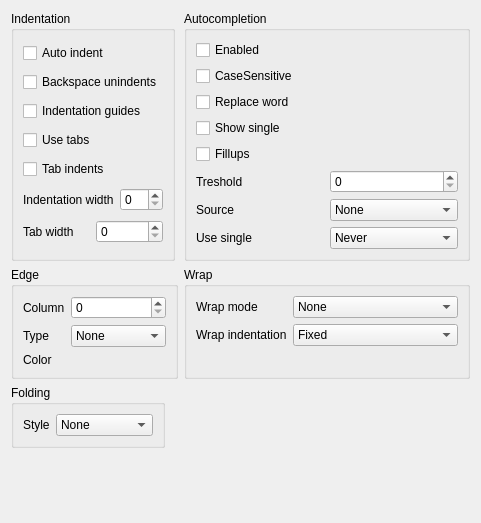
First picture: the form in src/Unit_TextEditor/EditorSettings.ui, repository TeamKami/KamiCmd, before the edit.
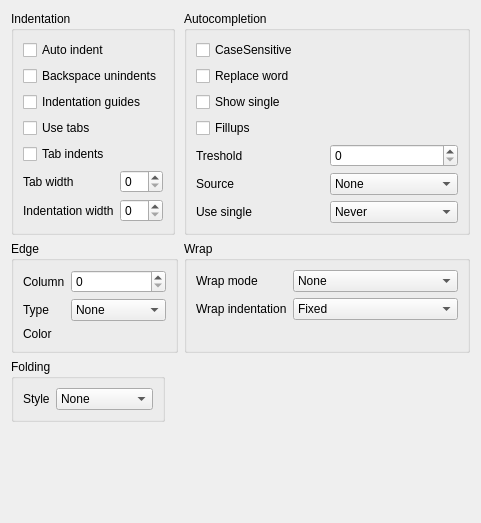
Second picture: the form after the edit.

Commit message: Display current editor settings

```diff
--- a/src/Unit_TextEditor/EditorSettings.ui
+++ b/src/Unit_TextEditor/EditorSettings.ui
@@ -27,41 +27,34 @@
      </property>
      <layout class="QGridLayout" name="gridLayout_2">
       <item row="0" column="0">
-       <widget class="QCheckBox" name="autocompletionEnabled">
-        <property name="text">
-         <string>Enabled</string>
-        </property>
-       </widget>
-      </item>
-      <item row="1" column="0">
        <widget class="QCheckBox" name="autocompletionCaseSensitive">
         <property name="text">
          <string>CaseSensitive</string>
         </property>
        </widget>
       </item>
-      <item row="2" column="0">
+      <item row="1" column="0">
        <widget class="QCheckBox" name="autocompletionReplaceWord">
         <property name="text">
          <string>Replace word</string>
         </property>
        </widget>
       </item>
-      <item row="3" column="0">
+      <item row="2" column="0">
        <widget class="QCheckBox" name="autocompletionShowSingle">
         <property name="text">
          <string>Show single</string>
         </property>
        </widget>
       </item>
-      <item row="4" column="0">
+      <item row="3" column="0">
        <widget class="QCheckBox" name="autocompletionFillups">
         <property name="text">
          <string>Fillups</string>
         </property>
        </widget>
       </item>
-      <item row="5" column="0">
+      <item row="4" column="0">
        <layout class="QHBoxLayout" name="horizontalLayout">
         <property name="sizeConstraint">
          <enum>QLayout::SetDefaultConstraint</enum>
@@ -78,7 +71,7 @@
         </item>
        </layout>
       </item>
-      <item row="6" column="0">
+      <item row="5" column="0">
        <layout class="QHBoxLayout" name="horizontalLayout_2">
         <item>
          <widget class="QLabel" name="label_5">
@@ -113,7 +106,7 @@
         </item>
        </layout>
       </item>
-      <item row="7" column="0">
+      <item row="6" column="0">
        <layout class="QHBoxLayout" name="horizontalLayout_3">
         <item>
          <widget class="QLabel" name="label_6">
@@ -194,30 +187,26 @@
        </widget>
       </item>
       <item>
-       <layout class="QHBoxLayout" name="horizontalLayout_4">
-        <item>
-         <widget class="QLabel" name="label_7">
-          <property name="text">
-           <string>Indentation width</string>
-          </property>
-         </widget>
-        </item>
-        <item>
+       <layout class="QFormLayout" name="formLayout_5">
+        <item row="2" column="1">
          <widget class="QSpinBox" name="indentationWidth"/>
         </item>
-       </layout>
-      </item>
-      <item>
-       <layout class="QHBoxLayout" name="horizontalLayout_5">
-        <item>
+        <item row="1" column="1">
+         <widget class="QSpinBox" name="tabWIdth"/>
+        </item>
+        <item row="1" column="0">
          <widget class="QLabel" name="label_8">
           <property name="text">
            <string>Tab width</string>
           </property>
          </widget>
         </item>
-        <item>
-         <widget class="QSpinBox" name="tabWIdth"/>
+        <item row="2" column="0">
+         <widget class="QLabel" name="label_7">
+          <property name="text">
+           <string>Indentation width</string>
+          </property>
+         </widget>
         </item>
        </layout>
       </item>
```
Left out of the diff: 2 changed lines with no effect on the pictures. The commit also changes 5 other files.
